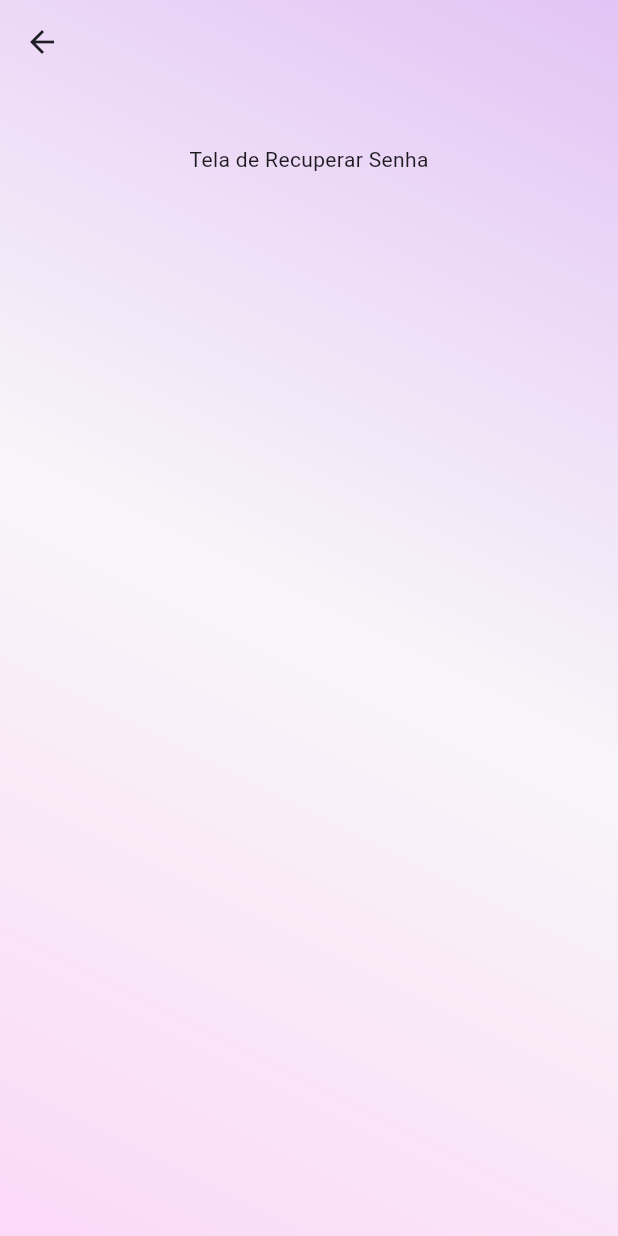
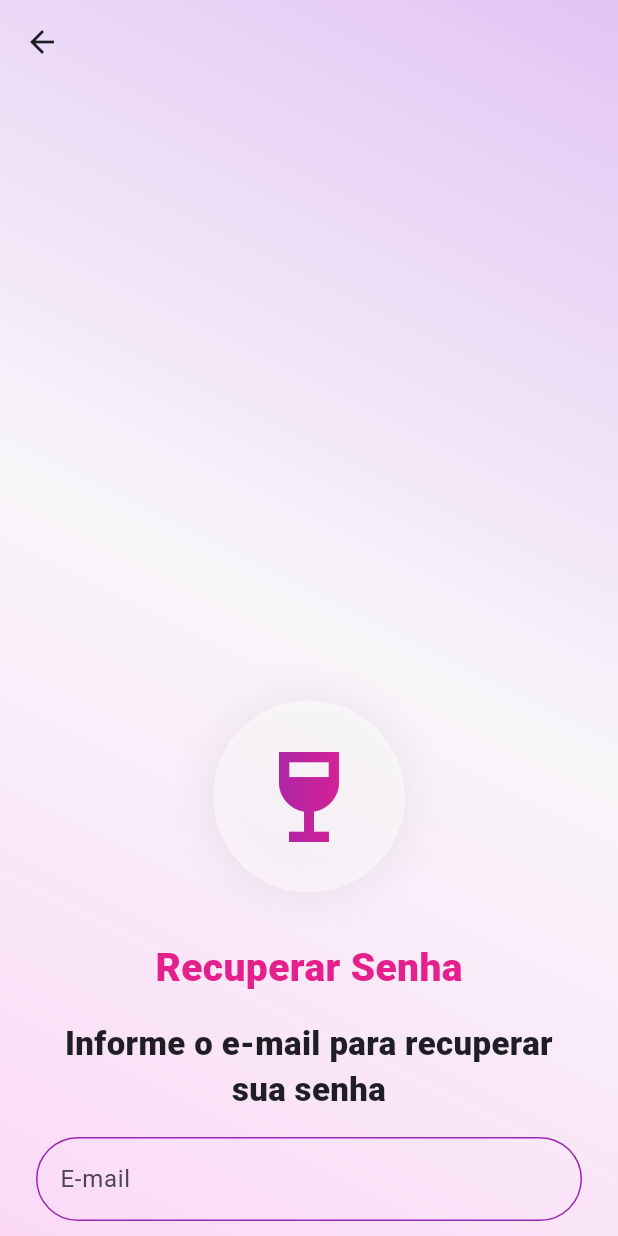
Before and after one commit to LeohCodes/Dion, a Flutter app: the screen it shows after launch, after a tap on "Esqueceu a senha?", on a phone screen of 412 x 824 dp. Run offline on Flutter 3.47's test engine with Material 3 defaults, Android fonts, the phone set to English and light mode, and no system bars; our stand-ins replace device_preview_plus.

Commit message:
Atualização recuperar senha

```diff
--- a/lib/view/login_view.dart
+++ b/lib/view/login_view.dart
@@ -56,10 +56,10 @@ class _LoginViewState extends State<LoginView> {
                   padding: const EdgeInsets.all(24),
                   decoration: BoxDecoration(
                     shape: BoxShape.circle,
-                    color: Colors.white.withOpacity(0.5),
+                    color: Colors.white.withValues(alpha: 0.5),
                     boxShadow: [
                       BoxShadow(
-                        color: Colors.black.withOpacity(0.05),
+                        color: Colors.black.withValues(alpha: 0.05),
                         blurRadius: 20,
                         spreadRadius: 5,
                       ),
@@ -224,7 +224,7 @@ class _LoginViewState extends State<LoginView> {
                     borderRadius: BorderRadius.circular(32),
                     boxShadow: [
                       BoxShadow(
-                        color: Colors.black.withOpacity(0.04),
+                        color: Colors.black.withValues(alpha: 0.04),
                         blurRadius: 24,
                         offset: const Offset(0, 8),
                       ),
--- a/lib/view/recuperar_senha_view.dart
+++ b/lib/view/recuperar_senha_view.dart
@@ -8,6 +8,11 @@ class RecuperarSenhaView extends StatefulWidget {
 }
 
 class _RecuperarSenhaViewState extends State<RecuperarSenhaView> {
+
+  final _formKey = GlobalKey<FormState>();
+
+  final _emailController = TextEditingController();
+
   @override
   Widget build(BuildContext context) {
 return Scaffold(
@@ -39,18 +44,141 @@ return Scaffold(
           ),
         ),
         child: SafeArea(
+          child: Padding(
+            padding: const EdgeInsets.symmetric(horizontal: 24.0),
+            child: Form(
+             key: _formKey,
+             child: Column(
+              mainAxisAlignment: MainAxisAlignment.center,
+              children: [
+                const Spacer(),
+                // Logo central (esta temorariamente com o icone, mas futuramente será substituido pela logo do app)
+                Container(
+                  padding: const EdgeInsets.all(24),
+                  decoration: BoxDecoration(
+                    shape: BoxShape.circle,
+                    color: Colors.white.withValues(alpha: 0.5),
+                    boxShadow: [
+                      BoxShadow(
+                        color: Colors.black.withValues(alpha: 0.05),
+                        blurRadius: 20,
+                        spreadRadius: 5,
+                      ),
+                    ],
+                  ),
+                  //
+                  // LOGO AQUI
+                  //
+                  child: ShaderMask(
+                    shaderCallback: (bounds) => const LinearGradient(
+                      colors: [Color(0xFF9C27B0), Color(0xFFE5208C)], // Roxo para Rosa
+                    ).createShader(bounds),
+                    blendMode: BlendMode.srcIn,
+                    child: const Icon(
+                      Icons.wine_bar,
+                      size: 80,
+                      color: Colors.white,
+                    ),
+                  ), // como placeholder
+                //codigo da imagem do logo VVVV
+                //Image.asset('assets/logo_ingresso.png', height: 80),
+                ),
+
+                const SizedBox(height: 32),
+
+                Text.rich(
+                  TextSpan(
+                    text: 'Recuperar Senha',
+                    style: const TextStyle(
+                      fontSize: 26,
+                      fontWeight: FontWeight.w800,
+                      color: Color(0xFFE5208C), // Texto escuro principal
+                    ),
+                  ),
+                ),
+
+                const SizedBox(height: 16),
+
+                Text.rich(
+                  TextSpan(
+                    text: 'Informe o e-mail para recuperar sua senha',
+                    style: const TextStyle(
+                      fontSize: 22,
+                      fontWeight: FontWeight.w800,
+                      color: Color(0xFF1E1E24),
+                      // Texto escuro principal
+                    ),
+                  ),
+                  textAlign: TextAlign.center,
+                ),
+
+                const SizedBox(height: 16),
+
+
+                TextFormField(
+                  controller: _emailController,
+                  keyboardType: TextInputType.emailAddress,
+                  decoration: InputDecoration(
+                    labelText: 'E-mail',
+                    enabledBorder: OutlineInputBorder(
+                      borderRadius: BorderRadius.circular(30),
+                      borderSide: BorderSide(
+                        color: Color(0xFF9C27B0),
+                      )
+                    ),
+                    focusedBorder: OutlineInputBorder(
+                    borderRadius: BorderRadius.circular(30),
+                      borderSide: BorderSide(
+                        color: Color.fromARGB(255, 213, 32, 230),
+                        width: 2.0,
+                        )
+                      ),
+
+                      //Bordas de Erro para o campo de email
+                      errorBorder: OutlineInputBorder(
+                        borderRadius: BorderRadius.circular(30),
+                        borderSide: BorderSide(
+                          color: const Color.fromARGB(255, 255, 0, 81),
+                          width: 1.5,
+                        ),
+                      ),
+                       focusedErrorBorder: OutlineInputBorder(
+                        borderRadius: BorderRadius.circular(30),
+                        borderSide: BorderSide(
+                          color: const Color.fromARGB(255, 255, 0, 81),
+                          width: 2.0,
+                        ),
+                       ),
+                  ),
+                  //Validator para o campo de email
+                  validator: (value) {
+                    if (value == null || value.trim().isEmpty) {
+                      return 'Informe e-mail para recuperar a senha';
+                    }
+                    //vadilar se o email é valido
+                    final bool emailValido = RegExp(r"^[a-zA-Z0-9.a-zA-Z0-9.!#$%&'*+-/=?^_`{|}~]+@[a-zA-Z0-9]+\.[a-zA-Z]+").hasMatch(value);
+                    if (!emailValido) {
+                      return 'Por favor, digite um e-mail válido';
+                    }
+                    return null;
+                  },
+                ),
+
+                SizedBox(height: 10),
+
+
+
+
           //
           // Codigo da tela aqui!!!
           //
-          child: Column(
-            children: [
-              const SizedBox(height: 40),
-              const Text("Tela de Recuperar Senha"),
-              // ... continuar aqui
+
             ],
           ),
         ),
       ),
-    );
+    ),
+        ),
+      );
   }
 }
--- a/pubspec.yaml
+++ b/pubspec.yaml
@@ -8,7 +8,7 @@ environment:
 
 dependencies:
   device_preview: ^3.0.0
-  device_preview_plus: ^2.9.0
+  device_preview_plus: ^2.9.4
   flutter:
     sdk: flutter
   get_it: ^9.3.0
```
Also changed, not shown: pubspec.lock.
